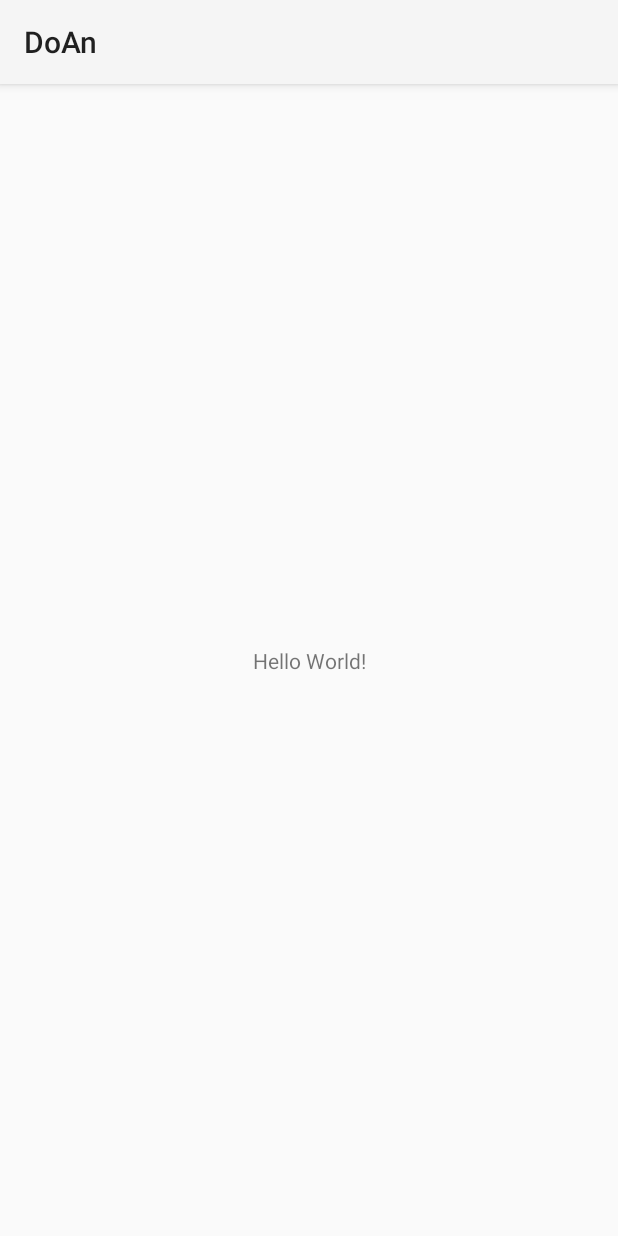
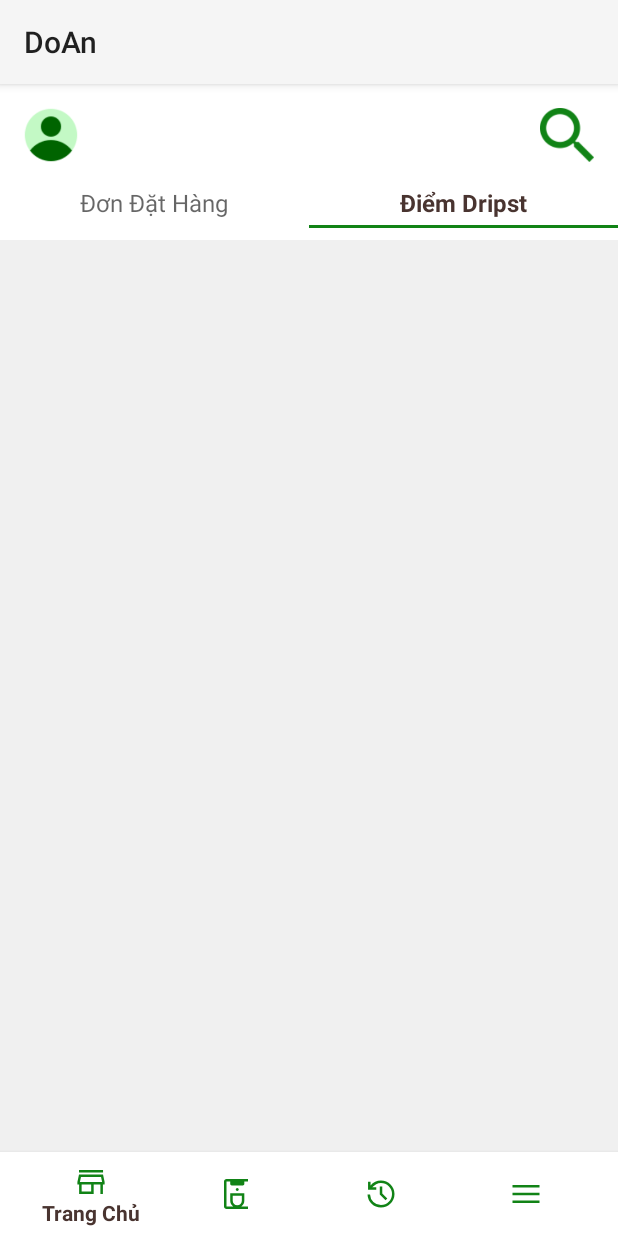
Before and after one commit to cungtecu/DoAn, an Android app: the screen it shows after launch (MainActivity), on a phone screen of 412 x 824 dp. Before the commit the screen is almost empty. Run offline under Robolectric (Android 15) with nearby library versions, the phone set to English and light mode, and no system bars.

Commit message:
create bla bla

```diff
--- a/app/build.gradle.kts
+++ b/app/build.gradle.kts
@@ -41,3 +41,9 @@ dependencies {
     androidTestImplementation(libs.ext.junit)
     androidTestImplementation(libs.espresso.core)
 }
+dependencies {
+    implementation("androidx.recyclerview:recyclerview:1.3.2") // Hoặc phiên bản mới nhất
+}
+dependencies {
+    implementation("com.google.android.material:material:1.12.0") // Thay <version> bằng phiên bản mới nhất, ví dụ: 1.6.0, 1.7.0, 1.8.0, 1.9.0
+}
--- a/app/src/main/java/com/example/doan/MainActivity.java
+++ b/app/src/main/java/com/example/doan/MainActivity.java
@@ -12,7 +12,7 @@ public class MainActivity extends AppCompatActivity {
     @Override
     protected void onCreate(Bundle savedInstanceState) {
         super.onCreate(savedInstanceState);
-        setContentView(R.layout.activity_main);
+        setContentView(R.layout.activity_drips);
 
         // Khởi tạo DatabaseHelper
         DatabaseHelper dbHelper = new DatabaseHelper(this);
--- /dev/null
+++ b/app/src/main/res/drawable/coffee_maker_40px.xml
@@ -0,0 +1,10 @@
+<vector xmlns:android="http://schemas.android.com/apk/res/android"
+    android:width="40dp"
+    android:height="40dp"
+    android:viewportWidth="960"
+    android:viewportHeight="960"
+    android:tint="?attr/colorControlNormal">
+  <path
+      android:fillColor="@android:color/white"
+      android:pathData="M226.67,880Q200.33,880 180.17,860.17Q160,840.33 160,813.33L160,146.67Q160,120.33 180.17,100.17Q200.33,80 226.67,80L800,80L800,146.67L702,146.67L702,213.33Q702,228.33 689.83,240.83Q677.67,253.33 662.67,253.33L365.33,253.33Q350.33,253.33 338.17,240.83Q326,228.33 326,213.33L326,146.67L226.67,146.67Q226.67,146.67 226.67,146.67Q226.67,146.67 226.67,146.67L226.67,813.33Q226.67,813.33 226.67,813.33Q226.67,813.33 226.67,813.33L406,813.33Q368,787 347,748.5Q326,710 326,658L326,462.67L702,462.67L702,658Q702,710 680.67,748.5Q659.33,787 621.33,813.33L800,813.33L800,880L226.67,880ZM513.67,782.67Q564.67,782.67 600,746.31Q635.33,709.95 635.33,658L635.33,529.33L392.67,529.33L392.67,658Q392.67,709.95 427.67,746.31Q462.67,782.67 513.67,782.67ZM513.33,400Q530.05,400 541.36,388.69Q552.67,377.38 552.67,360.67Q552.67,343.95 541.36,332.64Q530.05,321.33 513.33,321.33Q496.62,321.33 485.31,332.64Q474,343.95 474,360.67Q474,377.38 485.31,388.69Q496.62,400 513.33,400ZM514,529.33Q514,529.33 514,529.33Q514,529.33 514,529.33L514,529.33L514,529.33L514,529.33Q514,529.33 514,529.33Q514,529.33 514,529.33Z"/>
+</vector>
--- /dev/null
+++ b/app/src/main/res/drawable/history_40px.xml
@@ -0,0 +1,10 @@
+<vector xmlns:android="http://schemas.android.com/apk/res/android"
+    android:width="40dp"
+    android:height="40dp"
+    android:viewportWidth="960"
+    android:viewportHeight="960"
+    android:tint="?attr/colorControlNormal">
+  <path
+      android:fillColor="@android:color/white"
+      android:pathData="M478,840Q332.67,840 229.17,739.17Q125.67,638.33 120.67,492.67L188,492.67Q192.67,610.67 276.17,692Q359.67,773.33 478,773.33Q601.67,773.33 687.5,686.83Q773.33,600.33 773.33,476.67Q773.33,355 686.83,270.83Q600.33,186.67 478,186.67Q409.67,186.67 350,218Q290.33,249.33 247.33,302L354,302L354,368.67L134.67,368.67L134.67,150L201.33,150L201.33,252Q253,190 325.17,155Q397.33,120 478,120Q553,120 618.83,148.17Q684.67,176.33 733.83,224.83Q783,273.33 811.5,338.5Q840,403.67 840,478.67Q840,553.67 811.5,619.5Q783,685.33 733.83,734.17Q684.67,783 618.83,811.5Q553,840 478,840ZM600.67,644.67L447.33,492.67L447.33,278L514,278L514,465.33L648,597.33L600.67,644.67Z"/>
+</vector>
--- /dev/null
+++ b/app/src/main/res/drawable/menu_40px.xml
@@ -0,0 +1,10 @@
+<vector xmlns:android="http://schemas.android.com/apk/res/android"
+    android:width="40dp"
+    android:height="40dp"
+    android:viewportWidth="960"
+    android:viewportHeight="960"
+    android:tint="?attr/colorControlNormal">
+  <path
+      android:fillColor="@android:color/white"
+      android:pathData="M120,720L120,653.33L840,653.33L840,720L120,720ZM120,513.33L120,446.67L840,446.67L840,513.33L120,513.33ZM120,306.67L120,240L840,240L840,306.67L120,306.67Z"/>
+</vector>
--- /dev/null
+++ b/app/src/main/res/drawable/store_40px.xml
@@ -0,0 +1,10 @@
+<vector xmlns:android="http://schemas.android.com/apk/res/android"
+    android:width="40dp"
+    android:height="40dp"
+    android:viewportWidth="960"
+    android:viewportHeight="960"
+    android:tint="?attr/colorControlNormal">
+  <path
+      android:fillColor="@android:color/white"
+      android:pathData="M160,226.67L160,160L801.33,160L801.33,226.67L160,226.67ZM163.33,800L163.33,548L117.33,548L117.33,481.33L160,280L800.67,280L843.33,481.33L843.33,548L797.33,548L797.33,800L730.67,800L730.67,548L551.33,548L551.33,800L163.33,800ZM230,733.33L484.67,733.33L484.67,548L230,548L230,733.33ZM184,481.33L184,481.33L776.67,481.33L776.67,481.33L184,481.33ZM184,481.33L776.67,481.33L748,346.67L212.67,346.67L184,481.33Z"/>
+</vector>
--- /dev/null
+++ b/app/src/main/res/layout/activity_drips.xml
@@ -0,0 +1,97 @@
+<!-- res/layout/your_activity_layout.xml -->
+<RelativeLayout
+    xmlns:android="http://schemas.android.com/apk/res/android"
+    xmlns:app="http://schemas.android.com/apk/res-auto"
+    android:layout_width="match_parent"
+    android:layout_height="match_parent"
+    android:background="#f0f0f0">
+
+    <!-- Include Header -->
+    <include
+        android:id="@+id/header"
+        layout="@layout/header"
+        android:layout_width="match_parent"
+        android:layout_height="wrap_content" />
+
+    <!-- Phần Đơn Đặt Hàng và Điểm Dripst -->
+    <LinearLayout
+        android:id="@+id/order_dripst_layout"
+        android:layout_width="match_parent"
+        android:layout_height="wrap_content"
+        android:layout_below="@id/header"
+        android:orientation="horizontal"
+        android:weightSum="2"
+        android:paddingBottom="8dp"
+        android:background="@color/white">
+
+        <!-- Cột Đơn Đặt Hàng -->
+        <LinearLayout
+            android:id="@+id/order_column"
+            android:layout_width="0dp"
+            android:layout_height="wrap_content"
+            android:layout_weight="1"
+            android:orientation="vertical"
+            android:gravity="center"
+            android:clickable="true"
+            android:onClick="onOrderColumnClicked">
+
+            <TextView
+                android:id="@+id/order_text"
+                android:layout_width="wrap_content"
+                android:layout_height="wrap_content"
+                android:hint="Đơn Đặt Hàng"
+                android:textSize="16sp"
+                android:textColor="@color/brown"
+                />
+        </LinearLayout>
+
+        <!-- Cột Điểm Dripst -->
+        <LinearLayout
+            android:id="@+id/dripst_column"
+            android:layout_width="0dp"
+            android:layout_height="wrap_content"
+            android:layout_weight="1"
+            android:orientation="vertical"
+            android:gravity="center"
+            android:clickable="true"
+            android:onClick="onDripstColumnClicked">
+
+            <TextView
+                android:id="@+id/dripst_text"
+                android:layout_width="wrap_content"
+                android:layout_height="wrap_content"
+                android:text="Điểm Dripst"
+                android:textSize="16sp"
+                android:textColor="@color/brown"
+                android:textStyle="bold"/>
+            <View
+                android:layout_width="match_parent"
+                android:layout_height="2dp"
+                android:background="@color/green"
+                android:layout_marginTop="4dp"/>
+        </LinearLayout>
+    </LinearLayout>
+
+    <!-- ScrollView cho phần body -->
+    <ScrollView
+        android:layout_width="match_parent"
+        android:layout_height="match_parent"
+        android:layout_below="@id/order_dripst_layout"
+        android:layout_above="@+id/bottom_navigation"
+        android:fillViewport="true">
+
+        <!-- Thêm nội dung body vào đây -->
+
+    </ScrollView>
+
+    <com.google.android.material.bottomnavigation.BottomNavigationView
+        android:id="@+id/bottom_navigation"
+        android:layout_width="match_parent"
+        android:layout_height="wrap_content"
+        android:layout_alignParentBottom="true"
+        android:background="@color/white"
+        app:elevation="4dp"
+        app:menu="@menu/bottom_navigation_menu"
+        app:itemIconTint="@color/green"
+        app:itemTextColor="@color/brown"/>
+</RelativeLayout>
--- /dev/null
+++ b/app/src/main/res/layout/header.xml
@@ -0,0 +1,36 @@
+<!-- res/layout/header.xml -->
+<LinearLayout
+    xmlns:android="http://schemas.android.com/apk/res/android"
+    android:layout_width="match_parent"
+    android:layout_height="wrap_content"
+    android:background="@color/white"
+    android:orientation="horizontal"
+    android:gravity="center_vertical"
+    android:padding="16dp">
+
+    <!-- User -->
+    <ImageView
+        android:id="@+id/user_icon"
+        android:layout_width="36dp"
+        android:layout_height="36dp"
+        android:src="@drawable/person"
+        android:clickable="true"
+        android:onClick="onUserClicked"
+        android:layout_marginEnd="16dp"/>
+
+    <!-- Khoảng trắng để đẩy các icon còn lại về bên phải -->
+    <View
+        android:layout_width="0dp"
+        android:layout_height="0dp"
+        android:layout_weight="1" />
+
+    <!-- Tìm kiếm -->
+    <ImageView
+        android:id="@+id/search_icon"
+        android:layout_width="36dp"
+        android:layout_height="36dp"
+        android:src="@drawable/search"
+        android:clickable="true"
+        android:onClick="onSearchClicked" />
+
+</LinearLayout>
--- a/app/src/main/res/layout/setting2.xml
+++ b/app/src/main/res/layout/setting2.xml
@@ -59,7 +59,8 @@
                     android:textSize="18sp"
                     android:textColor="@color/brown"
                     android:textStyle="bold"
-                    android:paddingBottom="8dp"/>
+                    android:paddingBottom="8dp"
+                    android:paddingLeft="10dp"/>
 
                 <RelativeLayout
                     android:id="@+id/btn_delete_account"
@@ -100,7 +101,8 @@
                     android:textSize="18sp"
                     android:textColor="@color/brown"
                     android:textStyle="bold"
-                    android:paddingBottom="8dp"/>
+                    android:paddingBottom="8dp"
+                    android:paddingLeft="10dp"/>
 
                 <RelativeLayout
                     android:id="@+id/btn_change_password"
--- /dev/null
+++ b/app/src/main/res/menu/bottom_navigation_menu.xml
@@ -0,0 +1,24 @@
+<?xml version="1.0" encoding="utf-8"?>
+<menu xmlns:android="http://schemas.android.com/apk/res/android">
+
+    <item
+        android:id="@+id/navigation_home"
+        android:icon="@drawable/store_40px"
+        android:title="Trang Chủ" />
+
+    <item
+        android:id="@+id/navigation_order"
+        android:icon="@drawable/coffee_maker_40px"
+        android:title="Đặt Hàng" />
+
+    <item
+        android:id="@+id/navigation_activity"
+        android:icon="@drawable/history_40px"
+        android:title="Hoạt Động" />
+
+    <item
+        android:id="@+id/navigation_other"
+        android:icon="@drawable/menu_40px"
+        android:title="Khác" />
+
+</menu>
```
Also changed, not shown: app/src/main/res/layout/activity_oder.xml (added, +94 -0 lines), app/src/main/res/layout/footer.xml (added, +108 -0 lines), app/src/main/res/layout/order_detail.xml (added, +90 -0 lines), app/src/main/res/layout/other.xml (+12 -110 lines), app/src/main/res/menu/toolbar_menu.xml (added, +17 -0 lines), app/src/main/res/drawable/medal2.png (added), app/src/main/res/drawable/search.png (added), app/src/main/res/drawable/wallet.png (deleted).
